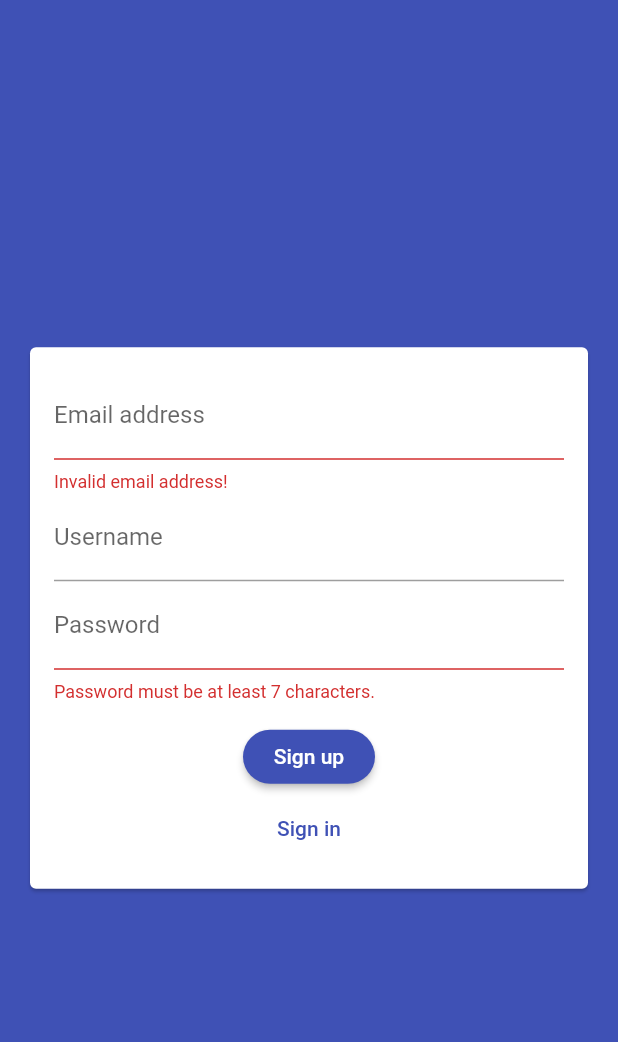
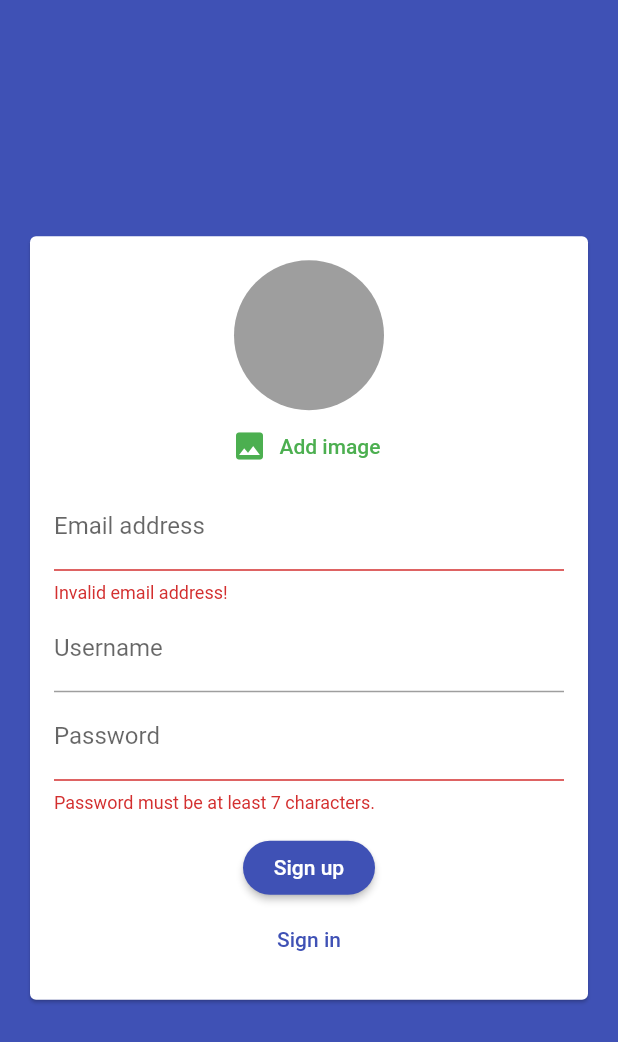
Before and after one commit to Devl326789/chatApp, a Flutter app: the screen it shows after launch, after a tap on "Login", after a tap on "Create new account", on a phone screen of 412 x 824 dp. Shown: the top 1042 px of the screen. Run offline on Flutter 3.47's test engine with Material 2 defaults, Android fonts, the phone set to English and light mode, and no system bars; our stand-ins replace cloud_firestore, firebase_auth, image_picker; accounts and stored records are empty.

Commit message:
Adding ImagePicker for avatars

```diff
--- /dev/null
+++ b/lib/pickers/user_image_picker.dart
@@ -0,0 +1,40 @@
+import 'package:flutter/material.dart';
+import 'package:image_picker/image_picker.dart';
+import 'dart:io';
+
+class UserImagePicker extends StatefulWidget {
+  @override
+  _UserImagePickerState createState() => _UserImagePickerState();
+}
+
+class _UserImagePickerState extends State<UserImagePicker> {
+  File _pickedImage;
+
+  void _pickImage() async {
+    final pickedImageFile =
+        await ImagePicker.pickImage(source: ImageSource.camera);
+    setState(() {
+      _pickedImage = pickedImageFile;
+    });
+  }
+
+  @override
+  Widget build(BuildContext context) {
+    return Column(
+      children: <Widget>[
+        CircleAvatar(
+          radius: 50,
+          backgroundColor: Colors.grey,
+          backgroundImage:
+              _pickedImage != null ? FileImage(_pickedImage) : null,
+        ),
+        FlatButton.icon(
+          onPressed: _pickImage,
+          textColor: Theme.of(context).accentColor,
+          icon: Icon(Icons.image),
+          label: Text('Add image'),
+        ),
+      ],
+    );
+  }
+}
--- a/lib/widgets/auth/auth_form.dart
+++ b/lib/widgets/auth/auth_form.dart
@@ -1,3 +1,4 @@
+import '../../pickers/user_image_picker.dart';
 import 'package:flutter/material.dart';
 
 class AuthForm extends StatefulWidget {
@@ -54,6 +55,7 @@ class _AuthFormState extends State<AuthForm> {
               child: Column(
                 mainAxisSize: MainAxisSize.min,
                 children: <Widget>[
+                  if (!_isLogin) UserImagePicker(),
                   TextFormField(
                     key: ValueKey('email'),
                     keyboardType: TextInputType.emailAddress,
--- a/pubspec.yaml
+++ b/pubspec.yaml
@@ -26,6 +26,7 @@ dependencies:
 
   cloud_firestore: 0.13.5
   firebase_auth: 0.16.1
+  image_picker: ^0.6.7+21
 
   # The following adds the Cupertino Icons font to your application.
   # Use with the CupertinoIcons class for iOS style icons.
```
Also changed, not shown: pubspec.lock, 1 other file.
